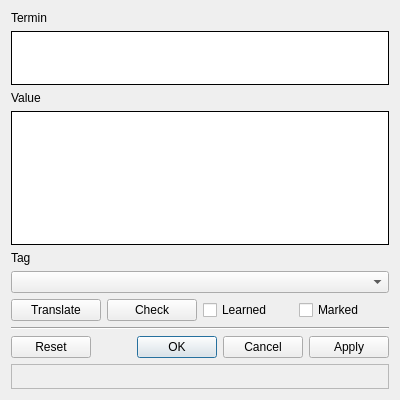
Qt form Forms/WordEditor.ui (skynowa/iTeacher) before a commit.
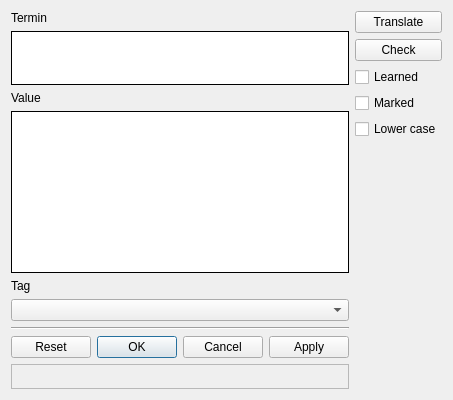
The same form after that commit.

Commit message: WordEditor: fix statusbar, add lower case termin

```diff
--- a/Forms/WordEditor.ui
+++ b/Forms/WordEditor.ui
@@ -6,7 +6,7 @@
    <rect>
     <x>0</x>
     <y>0</y>
-    <width>400</width>
+    <width>433</width>
     <height>400</height>
    </rect>
   </property>
@@ -15,15 +15,65 @@
   </property>
   <layout class="QGridLayout" name="gridLayout_2">
    <item row="0" column="0">
-    <layout class="QGridLayout" name="gridLayout">
-     <item row="1" column="0" colspan="4">
       <widget class="QLabel" name="label_2">
        <property name="text">
         <string>Termin</string>
        </property>
       </widget>
      </item>
-     <item row="2" column="0" colspan="4">
+   <item row="0" column="1" rowspan="4">
+    <layout class="QGridLayout" name="gridLayout">
+     <item row="0" column="0">
+      <widget class="QPushButton" name="pbtnTermTranslate">
+       <property name="text">
+        <string>Translate</string>
+       </property>
+      </widget>
+     </item>
+     <item row="2" column="0">
+      <widget class="QCheckBox" name="chkWordIsLearned">
+       <property name="text">
+        <string>Learned</string>
+       </property>
+      </widget>
+     </item>
+     <item row="1" column="0">
+      <widget class="QPushButton" name="pbtnTermCheck">
+       <property name="text">
+        <string>Check</string>
+       </property>
+      </widget>
+     </item>
+     <item row="5" column="0">
+      <spacer name="verticalSpacer">
+       <property name="orientation">
+        <enum>Qt::Vertical</enum>
+       </property>
+       <property name="sizeHint" stdset="0">
+        <size>
+         <width>17</width>
+         <height>82</height>
+        </size>
+       </property>
+      </spacer>
+     </item>
+     <item row="3" column="0">
+      <widget class="QCheckBox" name="chkWordIsMarked">
+       <property name="text">
+        <string>Marked</string>
+       </property>
+      </widget>
+     </item>
+     <item row="4" column="0">
+      <widget class="QCheckBox" name="chkTerminLowerCase">
+       <property name="text">
+        <string>Lower case</string>
+       </property>
+      </widget>
+     </item>
+    </layout>
+   </item>
+   <item row="1" column="0">
       <widget class="QTextEdit" name="tedtWordTerm">
        <property name="minimumSize">
         <size>
@@ -45,38 +95,14 @@
        </property>
       </widget>
      </item>
-     <item row="8" column="1">
-      <widget class="QPushButton" name="pbtnTermCheck">
-       <property name="text">
-        <string>Check</string>
-       </property>
-      </widget>
-     </item>
-     <item row="3" column="0" colspan="4">
+   <item row="2" column="0">
       <widget class="QLabel" name="label_3">
        <property name="text">
         <string>Value</string>
        </property>
       </widget>
      </item>
-     <item row="13" column="0" colspan="4">
-      <widget class="QDialogButtonBox" name="bbxButtons">
-       <property name="standardButtons">
-        <set>QDialogButtonBox::Apply|QDialogButtonBox::Cancel|QDialogButtonBox::Ok|QDialogButtonBox::Reset</set>
-       </property>
-      </widget>
-     </item>
-     <item row="6" column="0" colspan="4">
-      <widget class="QComboBox" name="cboTags"/>
-     </item>
-     <item row="8" column="2">
-      <widget class="QCheckBox" name="chkWordIsLearned">
-       <property name="text">
-        <string>Learned</string>
-       </property>
-      </widget>
-     </item>
-     <item row="4" column="0" colspan="4">
+   <item row="3" column="0">
       <widget class="QTextEdit" name="tedtWordValue">
        <property name="frameShape">
         <enum>QFrame::Box</enum>
@@ -86,37 +112,31 @@
        </property>
       </widget>
      </item>
-     <item row="8" column="3">
-      <widget class="QCheckBox" name="chkWordIsMarked">
-       <property name="text">
-        <string>Marked</string>
-       </property>
-      </widget>
-     </item>
-     <item row="8" column="0">
-      <widget class="QPushButton" name="pbtnTermTranslate">
-       <property name="text">
-        <string>Translate</string>
-       </property>
-      </widget>
-     </item>
-     <item row="5" column="0" colspan="4">
+   <item row="4" column="0">
       <widget class="QLabel" name="label">
        <property name="text">
         <string>Tag</string>
        </property>
       </widget>
      </item>
-     <item row="9" column="0" colspan="4">
+   <item row="5" column="0">
+    <widget class="QComboBox" name="cboTags"/>
+   </item>
+   <item row="6" column="0">
       <widget class="Line" name="line">
        <property name="orientation">
         <enum>Qt::Horizontal</enum>
        </property>
       </widget>
      </item>
-    </layout>
+   <item row="7" column="0">
+    <widget class="QDialogButtonBox" name="bbxButtons">
+     <property name="standardButtons">
+      <set>QDialogButtonBox::Apply|QDialogButtonBox::Cancel|QDialogButtonBox::Ok|QDialogButtonBox::Reset</set>
+     </property>
+    </widget>
    </item>
-   <item row="1" column="0">
+   <item row="8" column="0">
     <widget class="QLabel" name="lblInfo">
      <property name="minimumSize">
       <size>
```
Lines whose indentation alone changed are shown as unchanged. The commit also changes 1 other file.
